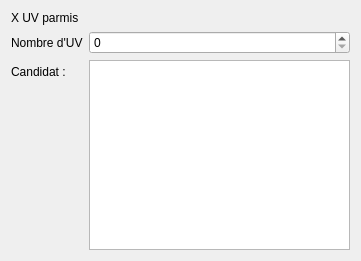
Above: predicatXUVParmis.ui from Shiroy/utprofiler before the change. Below: the same form after it.
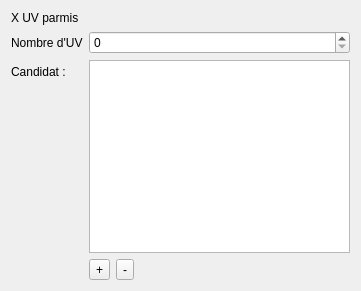
That is the form after the change.

Diff of the .ui file:
```diff
--- a/predicatXUVParmis.ui
+++ b/predicatXUVParmis.ui
@@ -7,13 +7,20 @@
     <x>0</x>
     <y>0</y>
     <width>361</width>
-    <height>261</height>
+    <height>291</height>
    </rect>
   </property>
   <property name="windowTitle">
    <string>Form</string>
   </property>
   <layout class="QFormLayout" name="formLayout">
+   <item row="0" column="0">
+    <widget class="QLabel" name="label_3">
+     <property name="text">
+      <string>X UV parmis</string>
+     </property>
+    </widget>
+   </item>
    <item row="1" column="0">
     <widget class="QLabel" name="label">
      <property name="text">
@@ -34,12 +41,23 @@
    <item row="2" column="1">
     <widget class="QListWidget" name="candidat"/>
    </item>
-   <item row="0" column="0">
-    <widget class="QLabel" name="label_3">
-     <property name="text">
-      <string>X UV parmis</string>
-     </property>
-    </widget>
+   <item row="3" column="1">
+    <layout class="QHBoxLayout" name="horizontalLayout">
+     <item>
+      <widget class="QToolButton" name="addUv">
+       <property name="text">
+        <string>+</string>
+       </property>
+      </widget>
+     </item>
+     <item>
+      <widget class="QToolButton" name="delUv">
+       <property name="text">
+        <string>-</string>
+       </property>
+      </widget>
+     </item>
+    </layout>
    </item>
   </layout>
  </widget>
```
